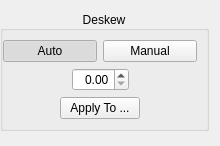
Old version of the form src/core/filters/deskew/OptionsWidget.ui in the repository abandoned-industries/scantailor-spectre.
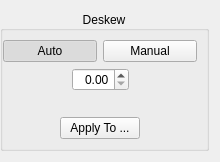
New version of the form. Custom widgets are drawn as their Qt base class.

```diff
--- a/src/core/filters/deskew/OptionsWidget.ui
+++ b/src/core/filters/deskew/OptionsWidget.ui
@@ -102,6 +102,16 @@
         </item>
        </layout>
       </item>
+      <item>
+       <widget class="QLabel" name="selectionIndicatorLabel">
+        <property name="text">
+         <string/>
+        </property>
+        <property name="alignment">
+         <set>Qt::AlignCenter</set>
+        </property>
+       </widget>
+      </item>
       <item>
        <layout class="QHBoxLayout" name="horizontalLayout">
         <item>
```
